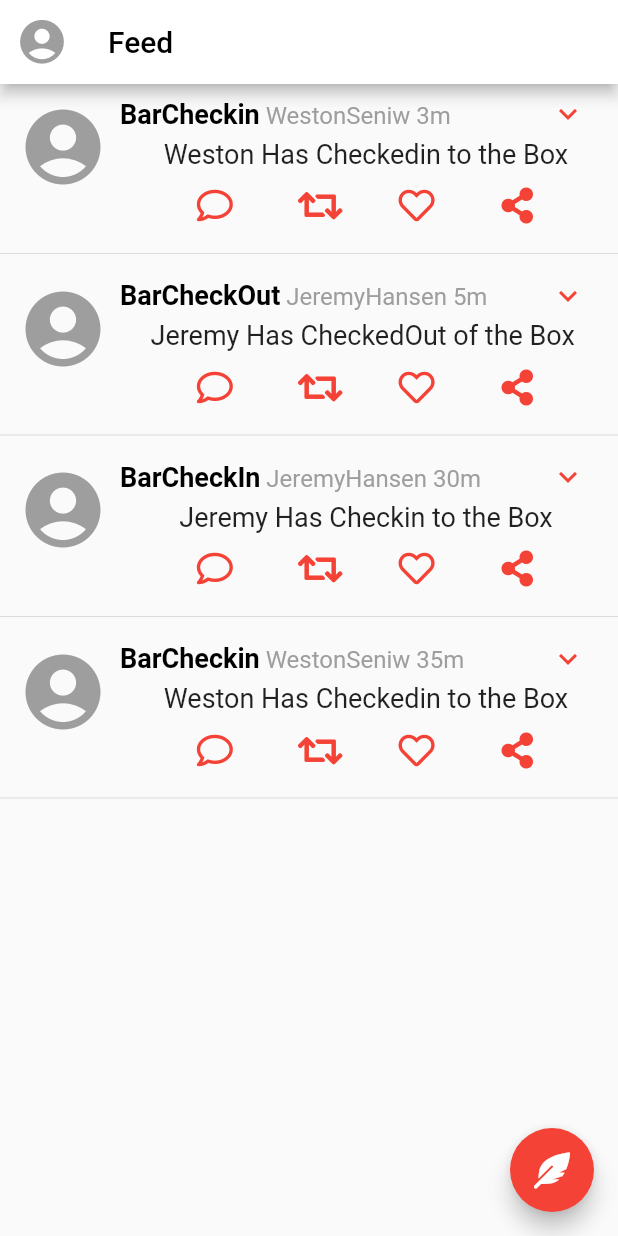
After one commit to oliv3rbell/barcrawler3, a Flutter app: the Feed screen opened by its route, on a phone screen of 412 x 824 dp. The commit adds this screen. Run offline on Flutter 3.47's test engine with Material 2 defaults, Android fonts, the phone set to English and light mode, and no system bars; our stand-ins replace firebase_auth, font_awesome_flutter, google_maps_flutter; accounts and stored records are empty; Roboto replaces fonts that are missing (Nunito).

Commit message:
F33ds PaGe

```diff
--- /dev/null
+++ b/lib/ProfileStuff/Feed.dart
@@ -0,0 +1,96 @@
+import 'package:flutter/material.dart';
+import 'feedModel.dart';
+import 'feedOther.dart';
+import 'package:font_awesome_flutter/font_awesome_flutter.dart';
+
+class Feed extends StatelessWidget {
+  static String tag = 'Feed';
+  @override
+  Widget build(BuildContext context) {
+    return Scaffold(
+      appBar: AppBar(
+        backgroundColor: Colors.white,
+        title: Text("Feed", style: TextStyle(color: Colors.black),),
+        leading: Icon(Icons.account_circle, color: Colors.grey, size: 35.0,),
+      ),
+      body: ListView.builder(
+        itemCount: 4,
+        itemBuilder: (context, position) {
+
+          TweetItemModel tweet = TweetHelper.getTweet(position);
+
+          return Column(
+            children: <Widget>[
+              Padding(
+                padding: const EdgeInsets.all(4.0),
+                child: Row(
+                  crossAxisAlignment: CrossAxisAlignment.start,
+                  children: <Widget>[
+                    Padding(
+                      padding: const EdgeInsets.all(8.0),
+                      child: Icon(Icons.account_circle, size: 60.0, color: Colors.grey,),
+                    ),
+                    Expanded(
+                      child: Column(
+                        mainAxisAlignment: MainAxisAlignment.start,
+                        children: <Widget>[
+                          Padding(
+                            padding: const EdgeInsets.only(top: 4.0),
+                            child: Row(
+                              mainAxisAlignment: MainAxisAlignment.spaceBetween,
+                              children: <Widget>[
+                                Expanded(
+                                  child: Container(child: RichText(
+                                    text: TextSpan(
+                                      children: [
+                                        TextSpan(text:tweet.username, style: TextStyle(fontWeight: FontWeight.w600, fontSize: 18.0, color: Colors.black),),
+                                        TextSpan(text:" " + tweet.twitterHandle,style: TextStyle(fontSize: 16.0, color: Colors.grey)),
+                                        TextSpan(text:" ${tweet.time}",style: TextStyle(fontSize: 16.0, color: Colors.grey))
+                                      ]
+                                    ),overflow: TextOverflow.ellipsis,
+                                  )),flex: 5,
+                                ),
+                                Expanded(
+                                  child: Padding(
+                                    padding: const EdgeInsets.only(right: 4.0),
+                                    child: Icon(Icons.expand_more, color: Colors.red,),
+                                  ),flex: 1,
+                                ),
+                              ],
+                            ),
+                          ),
+                          Padding(
+                            padding: const EdgeInsets.symmetric(vertical: 4.0),
+                            child: Text(tweet.tweet, style: TextStyle(fontSize: 18.0),),
+                          ),
+                          Padding(
+                            padding: const EdgeInsets.all(8.0),
+                            child: Row(
+                              mainAxisAlignment: MainAxisAlignment.spaceEvenly,
+                              children: <Widget>[
+                                Icon(FontAwesomeIcons.comment, color: Colors.red,),
+                                Icon(FontAwesomeIcons.retweet, color: Colors.red,),
+                                Icon(FontAwesomeIcons.heart, color: Colors.red,),
+                                Icon(FontAwesomeIcons.shareAlt, color: Colors.red,),
+                              ],
+                            ),
+                          )
+                        ],
+                      ),
+                    )
+                  ],
+                ),
+              ),
+              Divider(),
+            ],
+          );
+        },
+      ),
+      floatingActionButton: FloatingActionButton(
+        onPressed: () {
+        },
+        child: Icon(FontAwesomeIcons.featherAlt),
+      ),
+    );
+  }
+}
--- /dev/null
+++ b/lib/ProfileStuff/Messages.dart
@@ -0,0 +1,14 @@
+import 'package:flutter/material.dart';
+
+
+class Messages extends StatelessWidget {
+  static String tag = 'Messages';
+  @override
+  Widget build(BuildContext context) {
+    return Container(
+      child: Center(
+        child: Text('Messages Page'),
+      )
+    );
+  }
+}
--- /dev/null
+++ b/lib/ProfileStuff/feedModel.dart
@@ -0,0 +1,10 @@
+class TweetItemModel {
+
+  String tweet;
+  String username;
+  String time;
+  String twitterHandle;
+
+  TweetItemModel(this.tweet, this.username, this.time, this.twitterHandle);
+
+}
--- /dev/null
+++ b/lib/ProfileStuff/feedOther.dart
@@ -0,0 +1,21 @@
+import 'feedModel.dart';
+
+class TweetHelper {
+
+  static var tweets = [
+    TweetItemModel("Weston Has Checkedin to the Box", "BarCheckin", "3m", "WestonSeniw"),
+    TweetItemModel("Jeremy Has CheckedOut of the Box ", "BarCheckOut", "5m", "JeremyHansen"),
+    TweetItemModel("Jeremy Has Checkin to the Box", "BarCheckIn", "30m", "JeremyHansen"),
+    TweetItemModel("Weston Has Checkedin to the Box", "BarCheckin", "35m", "WestonSeniw"),
+    TweetItemModel("Jeremy Has CheckedOut of the Box ", "BarCheckOut", "40m", "JeremyHansen"),
+    TweetItemModel("Jeremy Has Checkin to the Box", "BarCheckIn", "45m", "JeremyHansen"),
+    TweetItemModel("Weston Has Checkedin to the Box", "BarCheckin", "51m", "WestonSeniw"),
+    TweetItemModel("Jeremy Has CheckedOut of the Box ", "BarCheckOut", "56m", "JeremyHansen"),
+    TweetItemModel("Jeremy Has Checkin to the Box", "BarCheckIn", "60m", "JeremyHansen"),
+  ];
+
+  static TweetItemModel getTweet(int position) {
+    return tweets[position];
+  }
+
+}
--- a/lib/Setup/home.dart
+++ b/lib/Setup/home.dart
@@ -1,6 +1,7 @@
 import 'package:flutter/material.dart';
 import 'package:firebase_auth/firebase_auth.dart';
 import 'package:barcrawler3/Maps.dart';
+import 'package:barcrawler3/ProfileStuff/Feed.dart';
 
 class Home extends StatefulWidget {
   static String tag = 'Home';
@@ -87,9 +88,11 @@ class _HomeState extends State<Home> {
 
                           ),
                           new RaisedButton(
-                            onPressed:() {},
+                            onPressed:() {
+                              Navigator.push(context, MaterialPageRoute(builder: (context) => Feed()));
+                              },
                             child: Text(
-                              'Groups',
+                              'Feed',
                               style: TextStyle(color: Colors.white, fontFamily: 'Montserrat'),
                             ),
                             color: Colors.red,
--- a/lib/main.dart
+++ b/lib/main.dart
@@ -1,4 +1,5 @@
 import 'package:flutter/material.dart';
+import 'ProfileStuff/Feed.dart';
 import 'Setup/login.dart';
 import 'Setup/register.dart';
 import 'Setup/home.dart';
@@ -13,6 +14,8 @@ class MyApp extends StatelessWidget {
     Register.tag: (context) => Register(),
     Home.tag: (context) => Home(),
     MapPage.tag: (context) => MapPage(),
+    Feed.tag: (context) => Feed(),
+
 
   };
 
--- a/pubspec.yaml
+++ b/pubspec.yaml
@@ -21,6 +21,7 @@ dependencies:
     sdk: flutter
   firebase_auth: ^0.8.4+5
   google_maps_flutter: 0.5.7
+  font_awesome_flutter: ^8.4.0
 
 
   # The following adds the Cupertino Icons font to your application.
```
Also changed, not shown: pubspec.lock, 2 other files.
